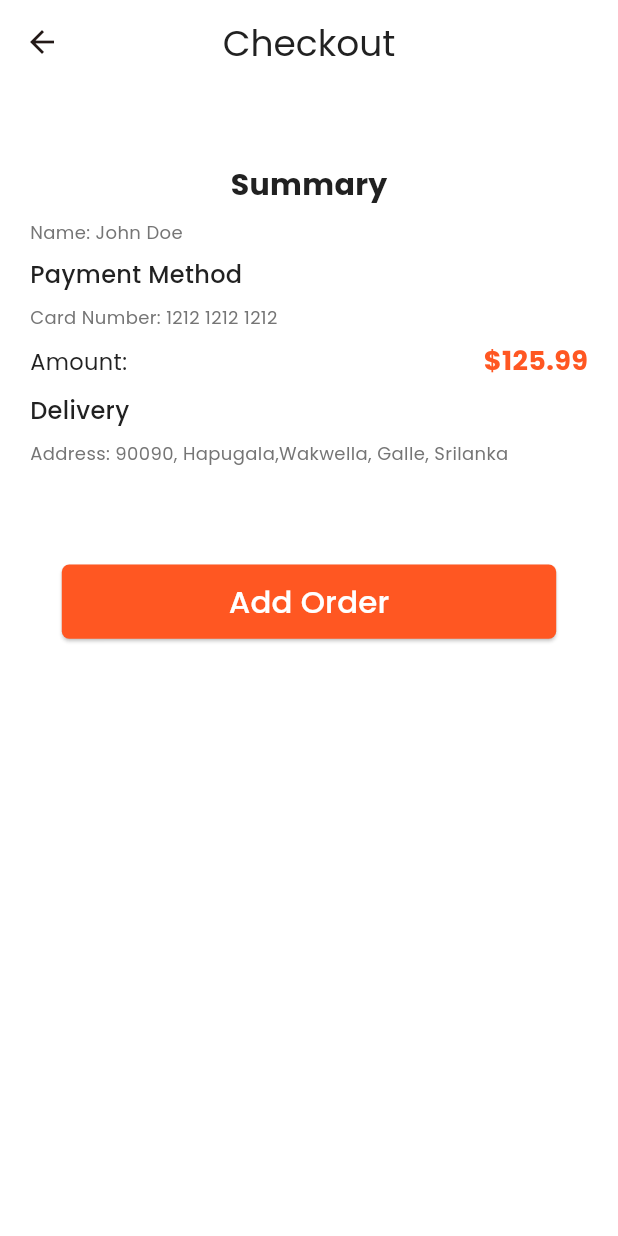
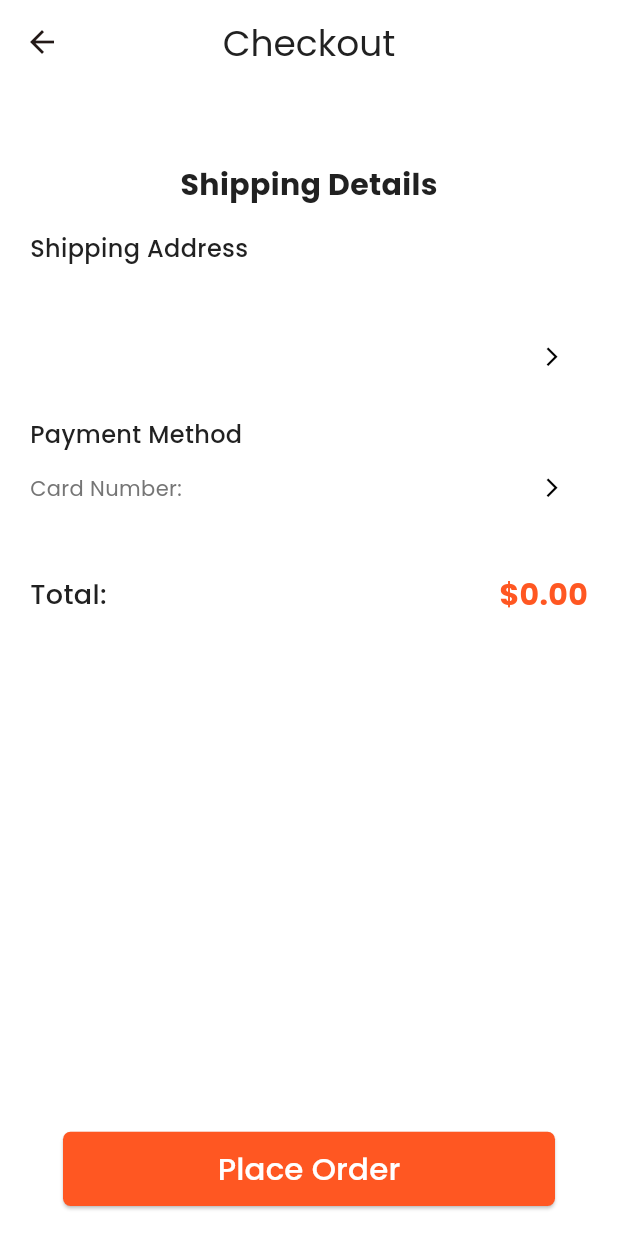
Before and after one commit to Shopfinity-team/shopfinity, a Flutter app: the CheckoutScreen screen opened by its route, on a phone screen of 412 x 824 dp. Run offline on Flutter 3.47's test engine with Material 3 defaults, Android fonts, the phone set to English and light mode, and no system bars; our stand-ins replace country_picker, get, shared_preferences; accounts and stored records are empty; network calls fail.

Commit message:
Complete checkout screen

```diff
--- a/lib/controllers/profile_controller.dart
+++ b/lib/controllers/profile_controller.dart
@@ -2,7 +2,7 @@ import 'package:get/get.dart';
 import 'package:shared_preferences/shared_preferences.dart';
 import 'package:shopfinity/services/profile_service.dart';
 
-class ProfileController extends GetxController{
+class ProfileController extends GetxController {
   var userId = ''.obs; // userId should be a String observable
   var userName = ''.obs;
   var userEmail = ''.obs;
@@ -12,6 +12,8 @@ class ProfileController extends GetxController{
   var cardNumber = ''.obs;
   var cardType = ''.obs;
   var cardExpiry = ''.obs;
+  var firstName = ''.obs;
+  var lastName = ''.obs;
 
   ProfileService profileService = ProfileService();
 
@@ -30,20 +32,25 @@ class ProfileController extends GetxController{
 
       userId.value = response['id'].toString();
       userName.value = response['username'];
-      userEmail.value = response['email'] ;
+      userEmail.value = response['email'];
       userPhone.value = response['phone'];
-      userAddress.value = response['address']['address']+ ', ' +
-          response['address']['city'] + ', ' +
-          response['address']['state'] + ', ' +
-          response['address']['postalCode'] + ', ' +
+      userAddress.value = response['address']['address'] +
+          ', ' +
+          response['address']['city'] +
+          ', ' +
+          response['address']['state'] +
+          ', ' +
+          response['address']['postalCode'] +
+          ', ' +
           response['address']['country'];
       userProfileImage.value = response['image'];
       cardNumber.value = response['bank']['cardNumber'];
       cardType.value = response['bank']['cardType'];
       cardExpiry.value = response['bank']['cardExpire'];
+      firstName.value = response['firstName'];
+      lastName.value = response['lastName'];
     } catch (e) {
       print("Error fetching user data: $e");
     }
   }
-
 }
--- a/lib/features/checkout/checkout_screen.dart
+++ b/lib/features/checkout/checkout_screen.dart
@@ -1,6 +1,10 @@
 import 'package:flutter/material.dart';
 import 'package:get/get.dart';
 import 'package:shopfinity/controllers/cart_controller.dart';
+import 'package:shopfinity/controllers/login_controller.dart';
+import 'package:shopfinity/controllers/profile_controller.dart';
+import 'package:shopfinity/features/checkout/delivery_screen.dart';
+import 'package:shopfinity/features/checkout/payment_screen.dart';
 import 'package:shopfinity/navigation/bottom_navigation_bar.dart';
 import 'package:shopfinity/shared/widgets/button.dart';
 import 'package:shopfinity/theme/app_colors.dart';
@@ -14,7 +18,11 @@ class CheckoutScreen extends StatelessWidget {
   Widget build(BuildContext context) {
     final CartController cartController =
         Get.find(); //Access existing cart controller
+    final LoginController loginController = Get.put(LoginController());
+    ProfileController profileController = Get.put(ProfileController());
+
     double screenHeight = MediaQuery.of(context).size.height;
+    double screenWidth = MediaQuery.of(context).size.width;
 
     return Scaffold(
       appBar: AppBar(
@@ -65,32 +73,81 @@ class CheckoutScreen extends StatelessWidget {
                 height: screenHeight * 0.04,
               ),
               Text(
-                'Summary',
+                'Shipping Details',
                 style: TextStyle(
                     fontSize: 20,
                     color: Theme.of(context).textTheme.bodyMedium?.color,
                     fontWeight: FontWeight.w700),
               ),
               SizedBox(
-                height: screenHeight * 0.01,
+                height: screenHeight * 0.02,
               ),
               Column(
                 crossAxisAlignment: CrossAxisAlignment.start,
                 children: [
-                  const Row(
+                  Text(
+                    'Shipping Address',
+                    style: TextStyle(
+                        color: Theme.of(context).textTheme.bodyMedium?.color,
+                        fontWeight: FontWeight.w500,
+                        fontSize: 16),
+                  ),
+                  SizedBox(
+                    height: screenHeight * 0.01,
+                  ),
+                  Row(
                     children: [
-                      Text(
-                        'Name: ',
-                        style: TextStyle(
-                            color: AppColors.secondaryText, fontSize: 12),
+                      Text(profileController.firstName.value,
+                          style: const TextStyle(
+                              color: AppColors.secondaryText,
+                              fontSize: 14,
+                              fontWeight: FontWeight.w600)),
+                      SizedBox(
+                        width: screenWidth * 0.01,
                       ),
-                      Text('John Doe',
-                          style: TextStyle(
-                              color: AppColors.secondaryText, fontSize: 12))
+                      Text(profileController.lastName.value,
+                          style: const TextStyle(
+                              color: AppColors.secondaryText,
+                              fontSize: 14,
+                              fontWeight: FontWeight.w600)),
+                      SizedBox(
+                        width: screenWidth * 0.05,
+                      ),
+                      Text(profileController.userPhone.value,
+                          style: const TextStyle(
+                              color: AppColors.secondaryText,
+                              fontSize: 14,
+                              fontWeight: FontWeight.w600)),
                     ],
                   ),
                   SizedBox(
                     height: screenHeight * 0.01,
+                  ),
+                  Row(
+                    mainAxisAlignment: MainAxisAlignment.spaceBetween,
+                    crossAxisAlignment: CrossAxisAlignment.center,
+                    children: [
+                      SizedBox(
+                        width: screenWidth * 0.5,
+                        child: Text(
+                          profileController.userAddress.value,
+                          style: const TextStyle(
+                              color: AppColors.secondaryText, fontSize: 14),
+                        ),
+                      ),
+                      IconButton(
+                          onPressed: () {
+                            Get.to(() => DeliveryScreen());
+                          },
+                          icon: const Icon(
+                            Icons.arrow_forward_ios_outlined,
+                            color: Colors.black,
+                            size: 15,
+                          ))
+                    ],
+                  ),
+                  SizedBox(
+                    height: screenHeight * 0.02,
                   ),
                   Text(
                     'Payment Method',
@@ -99,86 +156,75 @@ class CheckoutScreen extends StatelessWidget {
                         fontWeight: FontWeight.w500,
                         fontSize: 16),
                   ),
-                  SizedBox(
-                    height: screenHeight * 0.01,
-                  ),
-                  const Row(
+                  Row(
+                    mainAxisAlignment: MainAxisAlignment.spaceBetween,
+                    crossAxisAlignment: CrossAxisAlignment.center,
                     children: [
-                      Text(
-                        'Card Number: ',
-                        style: TextStyle(
-                            color: AppColors.secondaryText, fontSize: 12),
+                      Row(
+                        children: [
+                          Text(
+                            'Card Number: ',
+                            style: TextStyle(
+                                color: AppColors.secondaryText, fontSize: 14),
+                          ),
+                          Text(profileController.cardNumber.value,
+                              style: TextStyle(
+                                color: AppColors.secondaryText,
+                                fontSize: 14,
+                                fontWeight: FontWeight.w500,
+                              )),
+                        ],
                       ),
-                      Text('1212 1212 1212',
-                          style: TextStyle(
-                              color: AppColors.secondaryText, fontSize: 12))
+                      IconButton(
+                          onPressed: () {
+                            Get.to(() => PaymentScreen());
+                          },
+                          icon: const Icon(
+                            Icons.arrow_forward_ios_outlined,
+                            color: Colors.black,
+                            size: 15,
+                          ))
                     ],
                   ),
                   SizedBox(
-                    height: screenHeight * 0.01,
+                    height: screenHeight * 0.04,
                   ),
                   Row(
                     mainAxisAlignment: MainAxisAlignment.spaceBetween,
                     children: [
                       Text(
-                        'Amount: ',
+                        'Total: ',
                         style: TextStyle(
                             color:
                                 Theme.of(context).textTheme.bodyMedium?.color,
-                            fontWeight: FontWeight.w400,
-                            fontSize: 15),
+                            fontWeight: FontWeight.w500,
+                            fontSize: 18),
                       ),
-                      const Text(
-                        '\$125.99',
+                      Text(
+                        '\$' +
+                            cartController.totalPrice.value.toStringAsFixed(2),
                         style: TextStyle(
                             color: AppColors.primaryColor,
                             fontWeight: FontWeight.w700,
-                            fontSize: 18),
+                            fontSize: 20),
                       )
-                    ],
-                  ),
-                  SizedBox(
-                    height: screenHeight * 0.01,
-                  ),
-                  Text(
-                    'Delivery',
-                    style: TextStyle(
-                        color: Theme.of(context).textTheme.bodyMedium?.color,
-                        fontWeight: FontWeight.w500,
-                        fontSize: 16),
-                  ),
-                  SizedBox(
-                    height: screenHeight * 0.01,
-                  ),
-                  const Row(
-                    children: [
-                      Text(
-                        'Address: ',
-                        style: TextStyle(
-                            color: AppColors.secondaryText, fontSize: 12),
-                      ),
-                      Text('90090, Hapugala,Wakwella, Galle, Srilanka',
-                          style: TextStyle(
-                              color: AppColors.secondaryText, fontSize: 12))
                     ],
                   ),
                 ],
               ),
-              SizedBox(
-                height: screenHeight * 0.08,
-              ),
-              Button(
-                  text: "Add Order",
-                  onPressed: () {
-                    Navigator.push(
-                        context,
-                        MaterialPageRoute(
-                            builder: (context) => BottomNavBar()));
-                  })
             ],
           );
         }),
       ),
+      bottomNavigationBar: Padding(
+        padding: const EdgeInsets.symmetric(horizontal: 42.0, vertical: 20.0),
+        child: Button(
+            text: "Place Order",
+            onPressed: () {
+              Navigator.push(context,
+                  MaterialPageRoute(builder: (context) => BottomNavBar()));
+            }),
+      ),
     );
   }
 }
--- a/lib/features/product/product_details_screen.dart
+++ b/lib/features/product/product_details_screen.dart
@@ -1,7 +1,6 @@
 import 'package:flutter/material.dart';
 import 'package:get/get.dart';
 import 'package:shopfinity/controllers/cart_controller.dart';
-import 'package:shopfinity/features/product/cart_screen.dart';
 import 'package:shopfinity/model/product_model.dart';
 import 'package:shopfinity/shared/widgets/button.dart';
 import 'package:shopfinity/theme/app_colors.dart';
@@ -115,7 +114,7 @@ class ProductDetailsScreen extends StatelessWidget {
                       text: 'Buy Now',
                       onPressed: () {
                         cartController.addToCart(product);
-                        Get.to(() => CartScreen());
+                        //Get.to(() => CartScreen());
                       }))
             ],
           ),
--- a/lib/model/cart_model.dart
+++ b/lib/model/cart_model.dart
@@ -11,7 +11,8 @@ class Cart {
   });
 
   double getTotalPrice() {
-    totalPrice =  products.fold(0.0, (sum, product) => sum + (product.price * product.quantity.value));
+    totalPrice = products.fold(
+        0.0, (sum, product) => sum + (product.price * product.quantity.value));
     return totalPrice;
   }
 
```
Also changed, not shown: lib/controllers/login_controller.dart (+10 -6 lines), lib/features/checkout/delivery_screen.dart (+51 -27 lines), lib/features/checkout/payment_screen.dart (+7 -8 lines), lib/features/product/cart_screen.dart (+5 -8 lines), lib/services/login_service.dart (+17 -0 lines).
